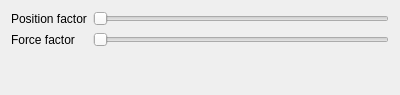
The window that modules/automation/projects/HilecGui/src/telecontrol/TelecontrolHapticWidget.ui (OFFIS-Automation/Framework) describes before a commit, drawn with Qt 5.
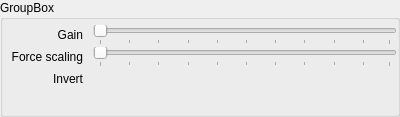
The same window after the commit.

Commit message: Many changes to telecontrol interfacing

```diff
--- a/modules/automation/projects/HilecGui/src/telecontrol/TelecontrolHapticWidget.ui
+++ b/modules/automation/projects/HilecGui/src/telecontrol/TelecontrolHapticWidget.ui
@@ -7,19 +7,61 @@
     <x>0</x>
     <y>0</y>
     <width>400</width>
-    <height>95</height>
+    <height>117</height>
    </rect>
   </property>
   <property name="windowTitle">
    <string>Form</string>
   </property>
   <layout class="QVBoxLayout" name="verticalLayout">
+   <property name="leftMargin">
+    <number>0</number>
+   </property>
+   <property name="topMargin">
+    <number>0</number>
+   </property>
+   <property name="rightMargin">
+    <number>0</number>
+   </property>
+   <property name="bottomMargin">
+    <number>0</number>
+   </property>
+   <item>
+    <widget class="QGroupBox" name="groupBox">
+     <property name="title">
+      <string>GroupBox</string>
+     </property>
+     <layout class="QVBoxLayout" name="verticalLayout_2">
+      <property name="leftMargin">
+       <number>0</number>
+      </property>
+      <property name="topMargin">
+       <number>5</number>
+      </property>
+      <property name="rightMargin">
+       <number>0</number>
+      </property>
    <item>
     <layout class="QFormLayout" name="formLayout">
+        <property name="horizontalSpacing">
+         <number>10</number>
+        </property>
+        <property name="verticalSpacing">
+         <number>2</number>
+        </property>
      <item row="0" column="0">
-      <widget class="QLabel" name="positionLabel">
+         <widget class="QLabel" name="label">
+          <property name="minimumSize">
+           <size>
+            <width>80</width>
+            <height>0</height>
+           </size>
+          </property>
        <property name="text">
-        <string>Position factor</string>
+           <string>Gain</string>
+          </property>
+          <property name="alignment">
+           <set>Qt::AlignRight|Qt::AlignTrailing|Qt::AlignVCenter</set>
        </property>
       </widget>
      </item>
@@ -28,12 +70,27 @@
        <property name="orientation">
         <enum>Qt::Horizontal</enum>
        </property>
+          <property name="tickPosition">
+           <enum>QSlider::TicksBelow</enum>
+          </property>
+          <property name="tickInterval">
+           <number>10</number>
+          </property>
       </widget>
      </item>
      <item row="1" column="0">
       <widget class="QLabel" name="forceLabel">
+          <property name="minimumSize">
+           <size>
+            <width>80</width>
+            <height>0</height>
+           </size>
+          </property>
        <property name="text">
-        <string>Force factor</string>
+           <string>Force scaling</string>
+          </property>
+          <property name="alignment">
+           <set>Qt::AlignRight|Qt::AlignTrailing|Qt::AlignVCenter</set>
        </property>
       </widget>
      </item>
@@ -42,22 +99,51 @@
        <property name="orientation">
         <enum>Qt::Horizontal</enum>
        </property>
-      </widget>
-     </item>
-    </layout>
-   </item>
+          <property name="tickPosition">
+           <enum>QSlider::TicksBelow</enum>
+          </property>
+          <property name="tickInterval">
+           <number>10</number>
+          </property>
+         </widget>
+        </item>
+        <item row="2" column="0">
+         <widget class="QLabel" name="label_2">
+          <property name="minimumSize">
+           <size>
+            <width>80</width>
+            <height>0</height>
+           </size>
+          </property>
+          <property name="text">
+           <string>Invert</string>
+          </property>
+          <property name="alignment">
+           <set>Qt::AlignRight|Qt::AlignTrailing|Qt::AlignVCenter</set>
+          </property>
+         </widget>
+        </item>
+        <item row="2" column="1">
+         <layout class="QHBoxLayout" name="invertLayout">
    <item>
-    <spacer name="verticalSpacer">
+           <spacer name="horizontalSpacer">
      <property name="orientation">
-      <enum>Qt::Vertical</enum>
+             <enum>Qt::Horizontal</enum>
      </property>
      <property name="sizeHint" stdset="0">
       <size>
-       <width>20</width>
-       <height>40</height>
+              <width>40</width>
+              <height>20</height>
       </size>
      </property>
     </spacer>
+          </item>
+         </layout>
+        </item>
+       </layout>
+      </item>
+     </layout>
+    </widget>
    </item>
   </layout>
  </widget>
```
Left out of the diff: 2 changed lines with no effect on the pictures. Lines whose indentation alone changed are shown as unchanged. The commit also changes 57 other files.
